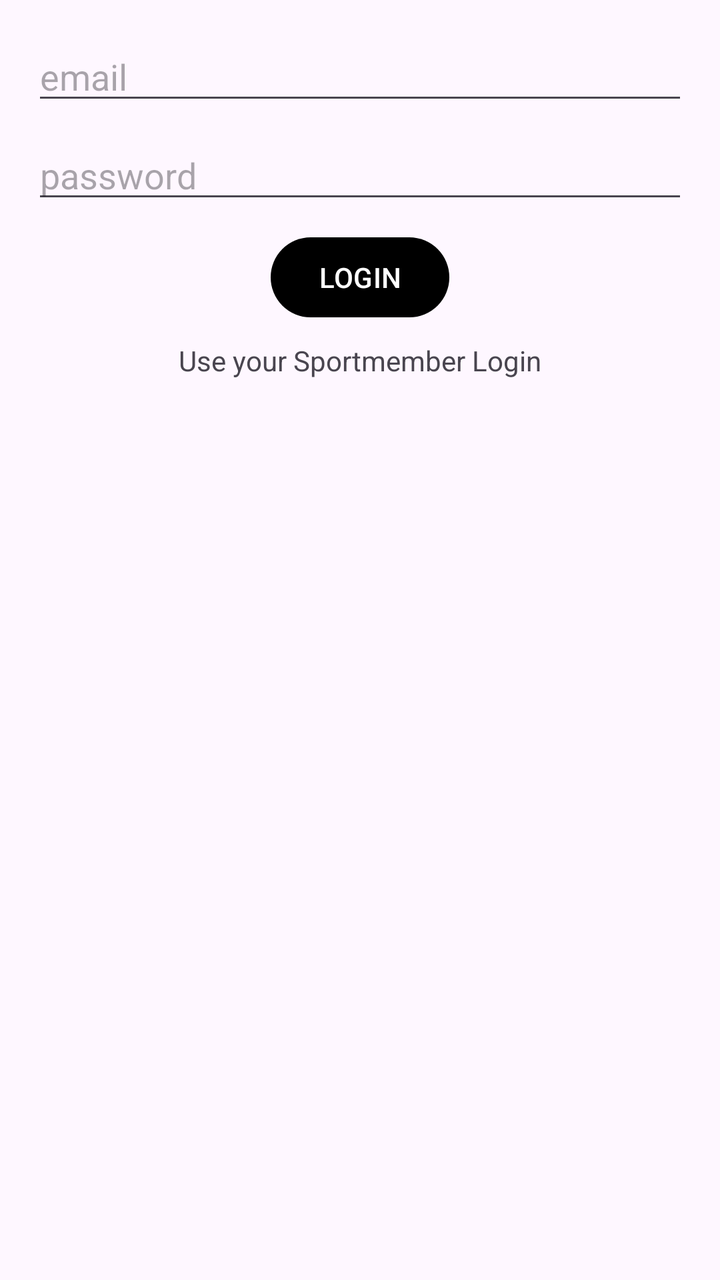
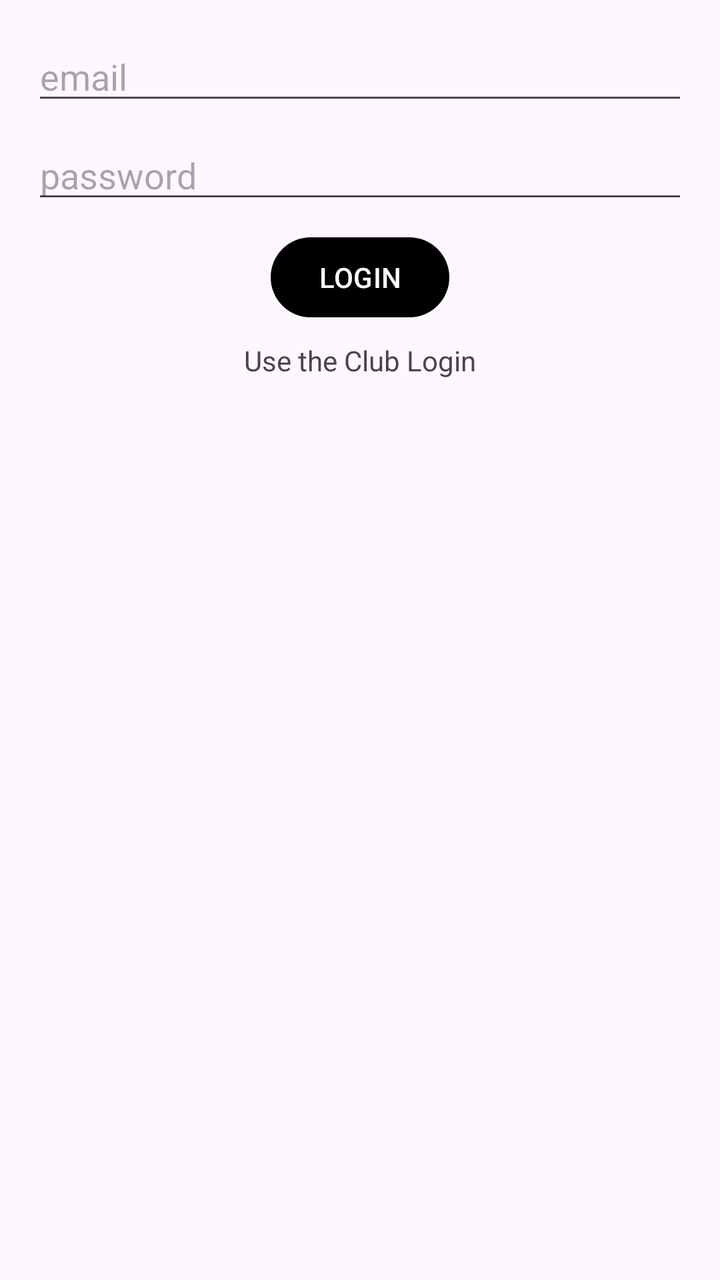

An Android layout rendered at two revisions. The XML below is the earlier revision; the diff shows what the commit changed to produce the second picture.
<!-- AndroidManifest.xml: application theme Theme.Matchmaking2v2 -->
<!-- res/layout/activity_login.xml -->
<?xml version="1.0" encoding="utf-8"?>
<androidx.constraintlayout.widget.ConstraintLayout xmlns:android="http://schemas.android.com/apk/res/android"
    xmlns:app="http://schemas.android.com/apk/res-auto"
    xmlns:tools="http://schemas.android.com/tools"
    android:id="@+id/main"
    android:layout_width="match_parent"
    android:layout_height="match_parent"
    tools:context=".LoginActivity">

    <androidx.constraintlayout.widget.ConstraintLayout
        android:layout_width="match_parent"
        android:layout_height="match_parent">

        <EditText
            android:id="@+id/et_email"
            android:layout_width="0dp"
            android:layout_height="wrap_content"
            android:layout_marginStart="16dp"
            android:layout_marginTop="16dp"
            android:layout_marginEnd="16dp"
            android:ems="10"
            android:hint="email"
            android:inputType="textEmailAddress"
            app:layout_constraintEnd_toEndOf="parent"
            app:layout_constraintStart_toStartOf="parent"
            app:layout_constraintTop_toTopOf="parent" />

        <EditText
            android:id="@+id/et_password"
            android:layout_width="0dp"
            android:layout_height="wrap_content"
            android:layout_marginStart="16dp"
            android:layout_marginTop="8dp"
            android:layout_marginEnd="16dp"
            android:ems="10"
            android:hint="password"
            android:inputType="textPassword"
            app:layout_constraintEnd_toEndOf="parent"
            app:layout_constraintStart_toStartOf="parent"
            app:layout_constraintTop_toBottomOf="@+id/et_email" />

        <Button
            android:id="@+id/b_login"
            android:layout_width="wrap_content"
            android:layout_height="wrap_content"
            android:layout_marginTop="8dp"
            android:text="LOGIN"
            app:layout_constraintEnd_toEndOf="parent"
            app:layout_constraintStart_toStartOf="parent"
            app:layout_constraintTop_toBottomOf="@+id/et_password" />

        <TextView
            android:id="@+id/textView"
            android:layout_width="wrap_content"
            android:layout_height="wrap_content"
            android:layout_marginTop="8dp"
            android:text="Use your Sportmember Login"
            app:layout_constraintEnd_toEndOf="parent"
            app:layout_constraintStart_toStartOf="parent"
            app:layout_constraintTop_toBottomOf="@+id/b_login" />
    </androidx.constraintlayout.widget.ConstraintLayout>
</androidx.constraintlayout.widget.ConstraintLayout>
<!-- resources referenced by this layout -->
<resources>
  <style name="Theme.Matchmaking2v2" parent="Base.Theme.Matchmaking2v2" />
  <style name="Base.Theme.Matchmaking2v2" parent="Theme.Material3.DayNight"> 
          
          <item name="colorPrimary">@color/my_light_primary</item>
      </style>
  <color name="my_light_primary">#FF000000</color>
</resources>

<!-- the commit's change to res/layout/activity_login.xml (unified diff, before → after) -->
@@ -54,7 +54,7 @@
             android:layout_width="wrap_content"
             android:layout_height="wrap_content"
             android:layout_marginTop="8dp"
-            android:text="Use your Sportmember Login"
+            android:text="Use the Club Login"
             app:layout_constraintEnd_toEndOf="parent"
             app:layout_constraintStart_toStartOf="parent"
             app:layout_constraintTop_toBottomOf="@+id/b_login" />
